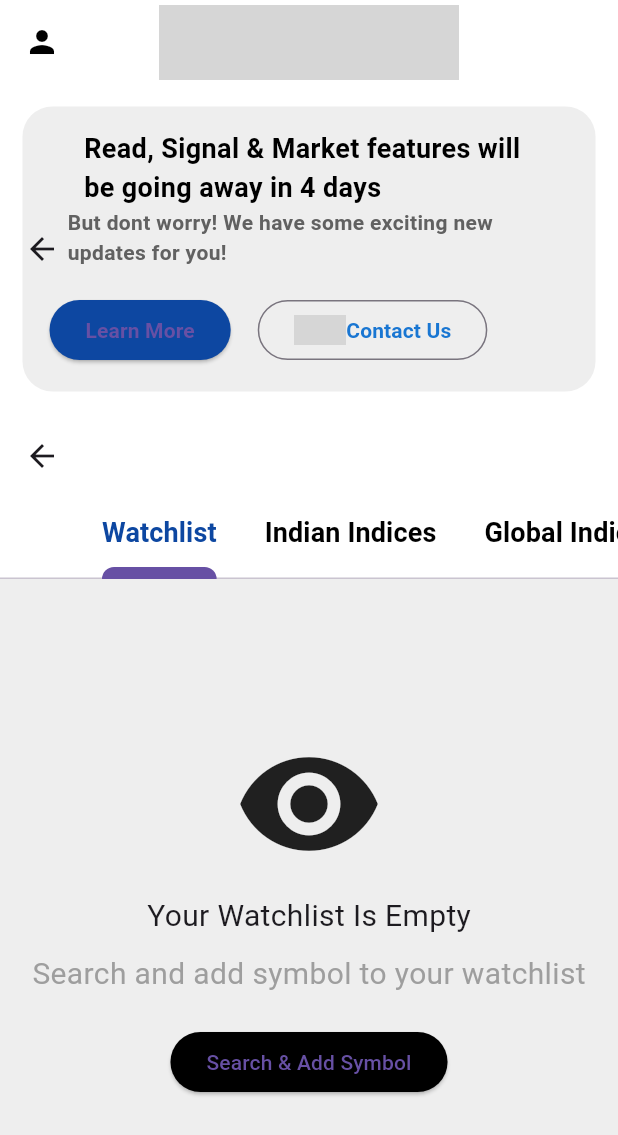
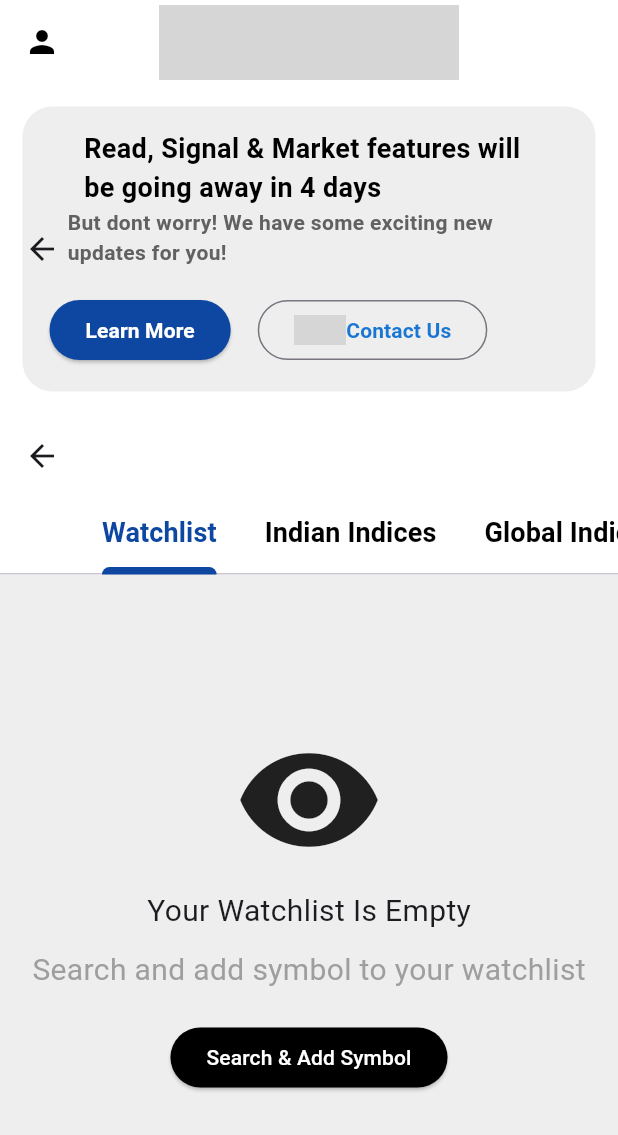
Before and after one commit to VYSHNAVKM/marketfeed_clone, a Flutter app: the MarketScreen screen opened directly, on a phone screen of 412 x 824 dp. Shown: the top 1135 px of the screen. Run offline on Flutter 3.47's test engine with Material 3 defaults, Android fonts, the phone set to English and light mode, and no system bars; our stand-ins replace country_picker, google_fonts, intro_slider, pinput, shared_preferences; accounts and stored records are empty; grey boxes are pictures that could not be loaded.

```diff
--- a/lib/globalwidget/topcontainer.dart
+++ b/lib/globalwidget/topcontainer.dart
@@ -67,7 +67,9 @@ class TopContainer extends StatelessWidget {
                           onPressed: () {},
                           child: Text(
                             'Learn More',
-                            style: TextStyle(fontWeight: FontWeight.bold),
+                            style: TextStyle(
+                                color: Colors.white,
+                                fontWeight: FontWeight.bold),
                           )),
                     ),
                     Padding(
--- a/lib/view/home/screens/market_screen/marketscreen.dart
+++ b/lib/view/home/screens/market_screen/marketscreen.dart
@@ -50,7 +50,8 @@ class MarketScreen extends StatelessWidget {
                 labelStyle:
                     TextStyle(fontSize: 18, fontWeight: FontWeight.bold),
                 unselectedLabelColor: Colors.black,
-                indicatorWeight: 8,
+                indicatorColor: Colors.blue.shade900,
+                indicatorWeight: 5,
                 indicatorSize: TabBarIndicatorSize.label,
                 tabs: const [
                   Tab(text: 'Watchlist'),
--- a/lib/view/home/screens/market_screen/pages/globalindicespage/widget/usmarketscontainer.dart
+++ b/lib/view/home/screens/market_screen/pages/globalindicespage/widget/usmarketscontainer.dart
@@ -21,7 +21,6 @@ class UsMarketsContainer extends StatelessWidget {
       padding: const EdgeInsets.all(8.0),
       child: Container(
         color: Colors.white,
-        height: 60,
         width: MediaQuery.of(context).size.width * 0.95,
         child: Padding(
           padding: const EdgeInsets.all(8.0),
--- a/lib/view/home/screens/market_screen/pages/indianindicespage/indianindices.dart
+++ b/lib/view/home/screens/market_screen/pages/indianindicespage/indianindices.dart
@@ -19,7 +19,6 @@ class IndianIndicesPage extends StatelessWidget {
               crossAxisAlignment: CrossAxisAlignment.start,
               children: [
                 Container(
-                  height: 120,
                   color: Colors.grey.shade200,
                   width: MediaQuery.of(context).size.width,
                   child: Padding(
--- a/lib/view/home/screens/market_screen/pages/indianindicespage/widget/niftysensex.dart
+++ b/lib/view/home/screens/market_screen/pages/indianindicespage/widget/niftysensex.dart
@@ -26,7 +26,7 @@ class _NiftySensexContainerState extends State<NiftySensexContainer> {
           ),
         ),
         SizedBox(
-          height: 5,
+          height: 10,
         ),
         Row(
           children: [
--- a/lib/view/home/screens/market_screen/pages/watchlistpage/watchlist.dart
+++ b/lib/view/home/screens/market_screen/pages/watchlistpage/watchlist.dart
@@ -44,7 +44,10 @@ class WatchlistPage extends StatelessWidget {
                   backgroundColor: Colors.black,
                 ),
                 onPressed: () {},
-                child: Text('Search & Add Symbol'),
+                child: Text(
+                  'Search & Add Symbol',
+                  style: TextStyle(color: Colors.white),
+                ),
               ),
             ],
           ),
--- a/lib/view/home/screens/read_screen/readscreen.dart
+++ b/lib/view/home/screens/read_screen/readscreen.dart
@@ -56,6 +56,7 @@ class ReadScreen extends StatelessWidget {
                 labelStyle:
                     TextStyle(fontSize: 18, fontWeight: FontWeight.bold),
                 unselectedLabelColor: Colors.black,
+                indicatorColor: Colors.blue.shade900,
                 indicatorWeight: 5,
                 indicatorSize: TabBarIndicatorSize.label,
                 tabs: const [
--- a/lib/view/home/screens/strategies_screen/strategiesscreen.dart
+++ b/lib/view/home/screens/strategies_screen/strategiesscreen.dart
@@ -42,7 +42,7 @@ class _StrategiesScreenState extends State<StrategiesScreen> {
                     fit: BoxFit.cover),
                 borderRadius: BorderRadius.circular(20),
               ),
-              height: 150,
+              height: 170,
               width: 350,
             ),
           ),
@@ -53,7 +53,6 @@ class _StrategiesScreenState extends State<StrategiesScreen> {
                 color: Colors.white,
                 borderRadius: BorderRadius.circular(20),
               ),
-              height: 150,
               width: 350,
               child: Padding(
                 padding: const EdgeInsets.all(8.0),
@@ -134,7 +133,7 @@ class _StrategiesScreenState extends State<StrategiesScreen> {
             ),
           ),
           ListView.builder(
-            itemCount: 10,
+            itemCount: 5,
             physics: NeverScrollableScrollPhysics(),
             shrinkWrap: true,
             primary: false,
```
Also changed, not shown: lib/view/home/screens/strategies_screen/widget/tradestaus.dart (+14 -13 lines), pubspec.lock.
